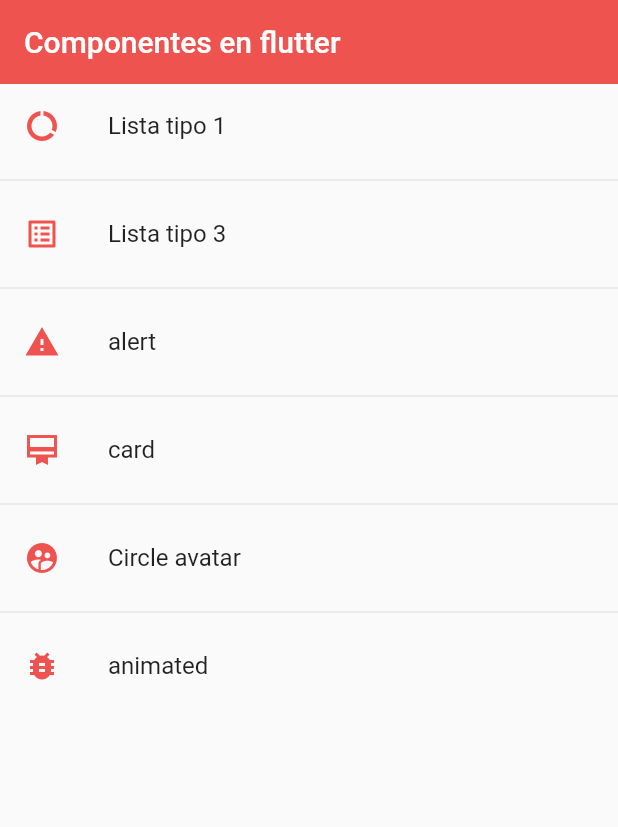
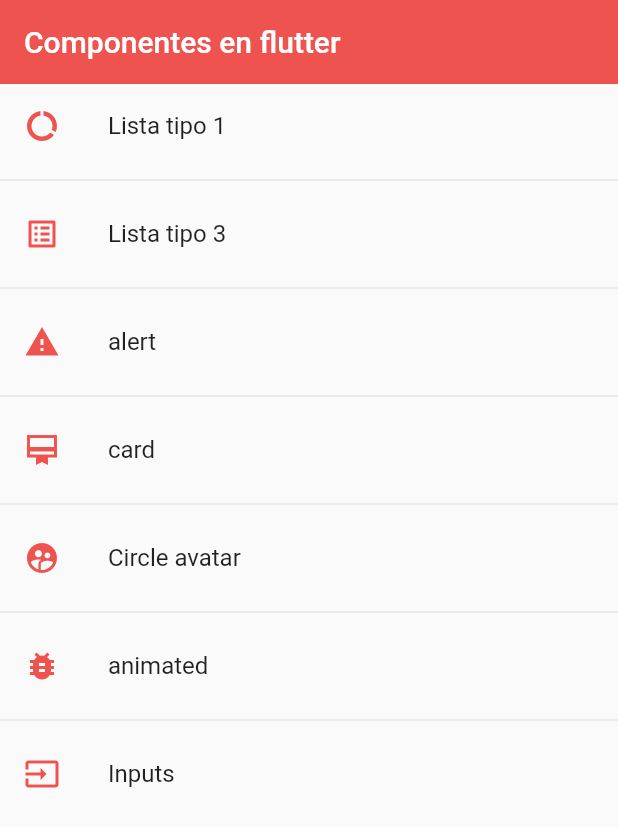
Before and after one commit to Djvash01/generic_component_example, a Flutter app: the screen it shows after launch, on a phone screen of 412 x 824 dp. Shown: the top 827 px of the screen. Run offline on Flutter 3.47's test engine with Material 2 defaults, Android fonts, the phone set to English and light mode, and no system bars.

Commit message:
Crear custom input

```diff
--- a/lib/router/app_routes.dart
+++ b/lib/router/app_routes.dart
@@ -36,6 +36,11 @@
         icon: Icons.bug_report,
         name: 'animated',
         screen: const AnimatedScreen()),
+    MenuOption(
+        route: 'inputs',
+        icon: Icons.input,
+        name: 'Inputs',
+        screen: const InputsScreen()),
   ];
 
   // static Map<String, Widget Function(BuildContext)> routes = {
--- a/lib/screens/screens.dart
+++ b/lib/screens/screens.dart
@@ -1,3 +1,5 @@
+export 'package:generic_component_example/screens/inputs_screen.dart';
+
 export 'package:generic_component_example/screens/alert_screen.dart';
 export 'package:generic_component_example/screens/animated_screen.dart';
 export 'package:generic_component_example/screens/avatart_screen.dart';
--- a/lib/theme/app_theme.dart
+++ b/lib/theme/app_theme.dart
@@ -21,7 +21,34 @@
       //elevate botton
       elevatedButtonTheme: ElevatedButtonThemeData(
           style: ElevatedButton.styleFrom(
-              primary: primary, shape: const StadiumBorder(), elevation: 0)));
+              primary: primary, shape: const StadiumBorder(), elevation: 0)),
+
+      //input decoration theme
+      inputDecorationTheme: const InputDecorationTheme(
+        floatingLabelStyle: TextStyle(color: Colors.amber),
+        enabledBorder: OutlineInputBorder(
+          borderSide: BorderSide(color: Colors.amber),
+          borderRadius: BorderRadius.only(
+            bottomLeft: Radius.circular(10),
+            topRight: Radius.circular(10)
+          )
+        ),
+        focusedBorder: OutlineInputBorder(
+          borderSide: BorderSide(color: Colors.green),
+          borderRadius: BorderRadius.only(
+            bottomLeft: Radius.circular(10),
+            topRight: Radius.circular(10)
+          )
+        ),
+        border: OutlineInputBorder(
+          borderRadius: BorderRadius.only(
+            bottomLeft: Radius.circular(10),
+            topRight: Radius.circular(10)
+          )
+        )
+      )
+
+    );
 
   static final ThemeData darkTheme = ThemeData.dark().copyWith(
       //color primario
--- a/lib/widgets/widgets.dart
+++ b/lib/widgets/widgets.dart
@@ -1,2 +1,4 @@
+export 'package:generic_component_example/widgets/custom_input_field.dart';
+
 export 'package:generic_component_example/widgets/custom_card_type_1.dart';
 export 'package:generic_component_example/widgets/custom_card_type_2.dart';
```
Also changed, not shown: lib/screens/inputs_screen.dart (added, +28 -0 lines), lib/widgets/custom_input_field.dart (added, +39 -0 lines).
